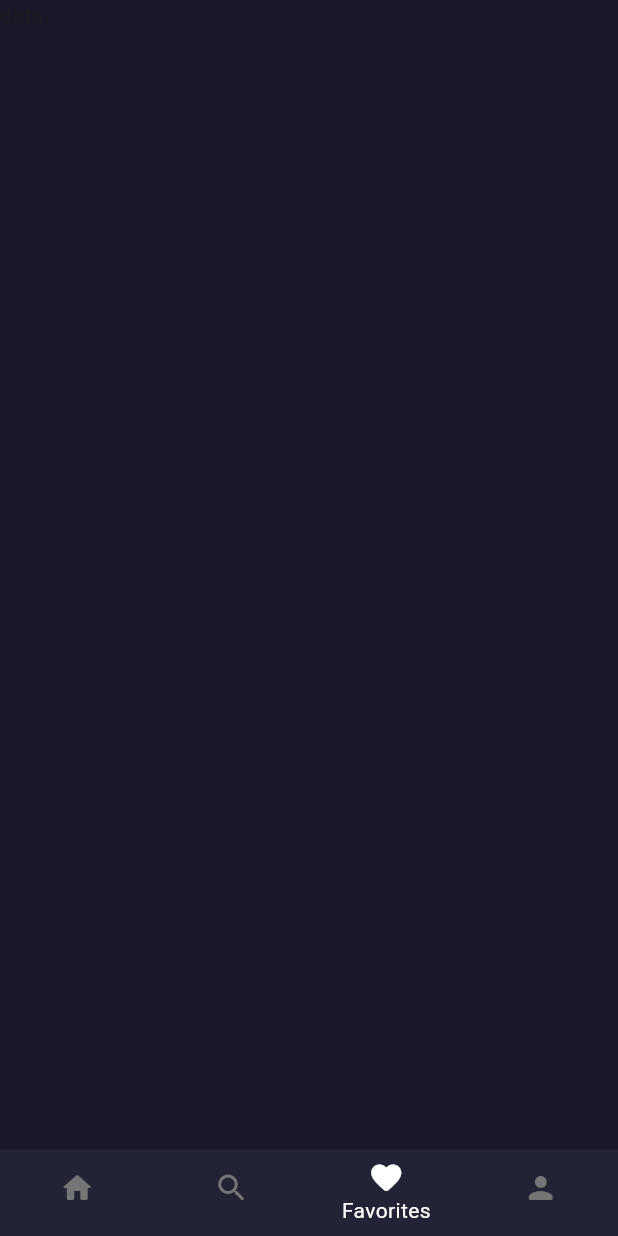
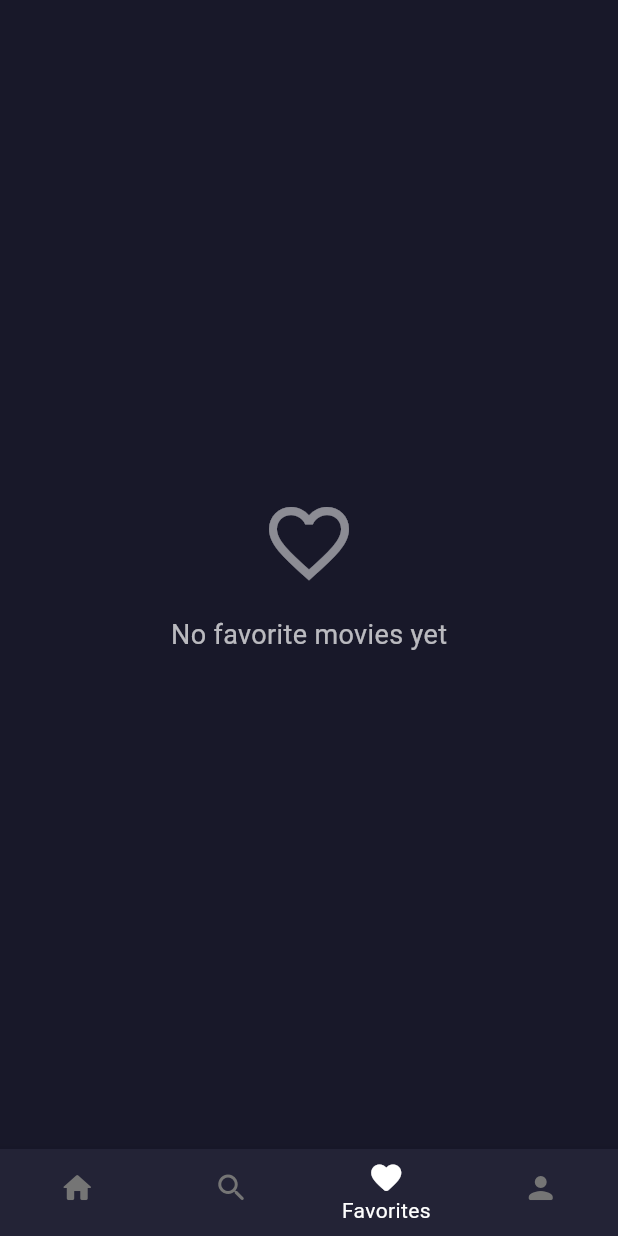
Before and after one commit to ajulkjose246/MoviRate, a Flutter app: the screen it shows once a user with an empty profile is signed in, item 3 of the bottom bar chosen, on a phone screen of 412 x 824 dp. Run offline on Flutter 3.47's test engine with Material 3 defaults, Android fonts, the phone set to English and light mode, and no system bars; our stand-ins replace cloud_firestore, firebase_auth, firebase_core, google_sign_in, shared_preferences, toastification; accounts and stored records are empty; network calls fail.

Commit message:
favorites page added

```diff
--- a/lib/main.dart
+++ b/lib/main.dart
@@ -2,11 +2,14 @@ import 'package:firebase_core/firebase_core.dart';
 import 'package:flutter/material.dart';
 import 'package:movirate/auth/auth_gate.dart';
 import 'package:movirate/auth/login_page.dart';
+import 'package:provider/provider.dart';
+import 'providers/recent_movies_provider.dart';
+import 'providers/favorite_movies_provider.dart';
 
 void main() async {
   WidgetsFlutterBinding.ensureInitialized();
   await Firebase.initializeApp();
-  runApp(MyApp());
+  runApp(const MyApp());
 }
 
 class MyApp extends StatelessWidget {
@@ -15,13 +18,25 @@ class MyApp extends StatelessWidget {
   // This widget is the root of your application.
   @override
   Widget build(BuildContext context) {
-    return MaterialApp(
+    return MultiProvider(
+      providers: [
+        ChangeNotifierProvider(
+          create: (_) {
+            final provider = FavoriteMoviesProvider();
+            provider.startListening(); // Start listening for changes
+            return provider;
+          },
+        ),
+        ChangeNotifierProvider(create: (_) => RecentMoviesProvider()),
+      ],
+      child: MaterialApp(
         debugShowCheckedModeBanner: false,
         routes: {
           '/': (context) => const LoginPage(),
           '/auth': (context) => AuthGate(),
         },
         initialRoute: '/auth',
+      ),
     );
   }
 }
--- /dev/null
+++ b/lib/screen/favorite_page.dart
@@ -0,0 +1,145 @@
+import 'package:flutter/material.dart';
+import 'package:provider/provider.dart';
+import '../providers/favorite_movies_provider.dart';
+import '../services/api_services.dart';
+import '../widgets/movie_card.dart';
+
+class FavoritePage extends StatefulWidget {
+  const FavoritePage({super.key});
+
+  @override
+  State<FavoritePage> createState() => _FavoritePageState();
+}
+
+class _FavoritePageState extends State<FavoritePage> {
+  final ApiService _apiService = ApiService();
+  Map<int, Map<String, dynamic>> _movieDetails = {};
+  bool _isLoading = true;
+
+  @override
+  void initState() {
+    super.initState();
+    _loadMovieDetails();
+  }
+
+  Future<void> _loadMovieDetails() async {
+    final favoriteMovies = Provider.of<FavoriteMoviesProvider>(
+      context,
+      listen: false,
+    );
+    setState(() => _isLoading = true);
+
+    try {
+      for (final movieId in favoriteMovies.favoriteMovieIds) {
+        if (!_movieDetails.containsKey(movieId)) {
+          final details = await _apiService.fetchMovieDetails(movieId);
+          if (mounted) {
+            setState(() {
+              _movieDetails[movieId] = details;
+            });
+          }
+        }
+      }
+    } catch (e) {
+      if (mounted) {
+        ScaffoldMessenger.of(context).showSnackBar(
+          SnackBar(
+            content: Text('Error loading movie details: $e'),
+            backgroundColor: Colors.red,
+          ),
+        );
+      }
+    } finally {
+      if (mounted) {
+        setState(() => _isLoading = false);
+      }
+    }
+  }
+
+  @override
+  Widget build(BuildContext context) {
+    return Container(
+      color: const Color(0xFF181829),
+      child: SafeArea(
+        child: Scaffold(
+          backgroundColor: const Color(0xFF181829),
+
+          body: Consumer<FavoriteMoviesProvider>(
+            builder: (context, favoriteMovies, child) {
+              if (_isLoading) {
+                return const Center(
+                  child: CircularProgressIndicator(color: Colors.white),
+                );
+              }
+
+              if (favoriteMovies.favoriteMovieIds.isEmpty) {
+                return Center(
+                  child: Column(
+                    mainAxisAlignment: MainAxisAlignment.center,
+                    children: [
+                      Icon(
+                        Icons.favorite_border,
+                        size: 64,
+                        color: Colors.white.withOpacity(0.5),
+                      ),
+                      const SizedBox(height: 16),
+                      Text(
+                        'No favorite movies yet',
+                        style: TextStyle(
+                          fontSize: 18,
+                          color: Colors.white.withOpacity(0.7),
+                        ),
+                      ),
+                    ],
+                  ),
+                );
+              }
+
+              return RefreshIndicator(
+                onRefresh: _loadMovieDetails,
+                color: const Color(0xFF181829),
+                backgroundColor: Colors.white,
+                child: Padding(
+                  padding: const EdgeInsets.all(16),
+                  child: GridView.builder(
+                    gridDelegate:
+                        const SliverGridDelegateWithFixedCrossAxisCount(
+                          crossAxisCount: 2,
+                          childAspectRatio: 0.7,
+                          crossAxisSpacing: 16,
+                          mainAxisSpacing: 16,
+                        ),
+                    itemCount: favoriteMovies.favoriteMovieIds.length,
+                    itemBuilder: (context, index) {
+                      final movieId = favoriteMovies.favoriteMovieIds.elementAt(
+                        index,
+                      );
+                      final movieData = _movieDetails[movieId];
+
+                      if (movieData == null) {
+                        return Center(
+                          child: CircularProgressIndicator(
+                            color: Colors.white.withOpacity(0.7),
+                          ),
+                        );
+                      }
+
+                      return MovieCard(
+                        imageUrl:
+                            'https://image.tmdb.org/t/p/w500${movieData['poster_path']}',
+                        title: movieData['title'],
+                        rating: (movieData['vote_average'] as num).toDouble(),
+                        movieId: movieId,
+                        isFavorite: true,
+                      );
+                    },
+                  ),
+                ),
+              );
+            },
+          ),
+        ),
+      ),
+    );
+  }
+}
--- a/lib/screen/nav_bar.dart
+++ b/lib/screen/nav_bar.dart
@@ -1,4 +1,5 @@
 import 'package:flutter/material.dart';
+import 'package:movirate/screen/favorite_page.dart';
 import 'package:movirate/screen/home_page.dart';
 import 'package:movirate/screen/search_page.dart';
 import 'package:movirate/services/api_services.dart';
@@ -26,7 +27,7 @@ class _NavBarState extends State<NavBar> {
   final List<Widget> _pages = [
     HomePage(), // Replace with your actual page widgets
     SearchPage(),
-    Text("data"),
+    FavoritePage(),
     Text("data"),
   ];
 
--- a/pubspec.yaml
+++ b/pubspec.yaml
@@ -30,6 +30,8 @@ environment:
 dependencies:
   flutter:
     sdk: flutter
+  provider: ^6.1.1
+  shared_preferences: ^2.0.8
 
   # The following adds the Cupertino Icons font to your application.
   # Use with the CupertinoIcons class for iOS style icons.
@@ -40,6 +42,7 @@ dependencies:
   google_sign_in: ^6.3.0
   http: ^1.2.1
   url_launcher: ^6.3.1
+  cloud_firestore: ^5.6.7
 
 dev_dependencies:
   flutter_test:
```
Also changed, not shown: lib/providers/favorite_movies_provider.dart (added, +93 -0 lines), lib/providers/recent_movies_provider.dart (added, +45 -0 lines), lib/screen/search_page.dart (+71 -7 lines), lib/widgets/movie_card.dart (+29 -8 lines), pubspec.lock, 3 other files. Lines whose indentation alone changed are shown as unchanged.
